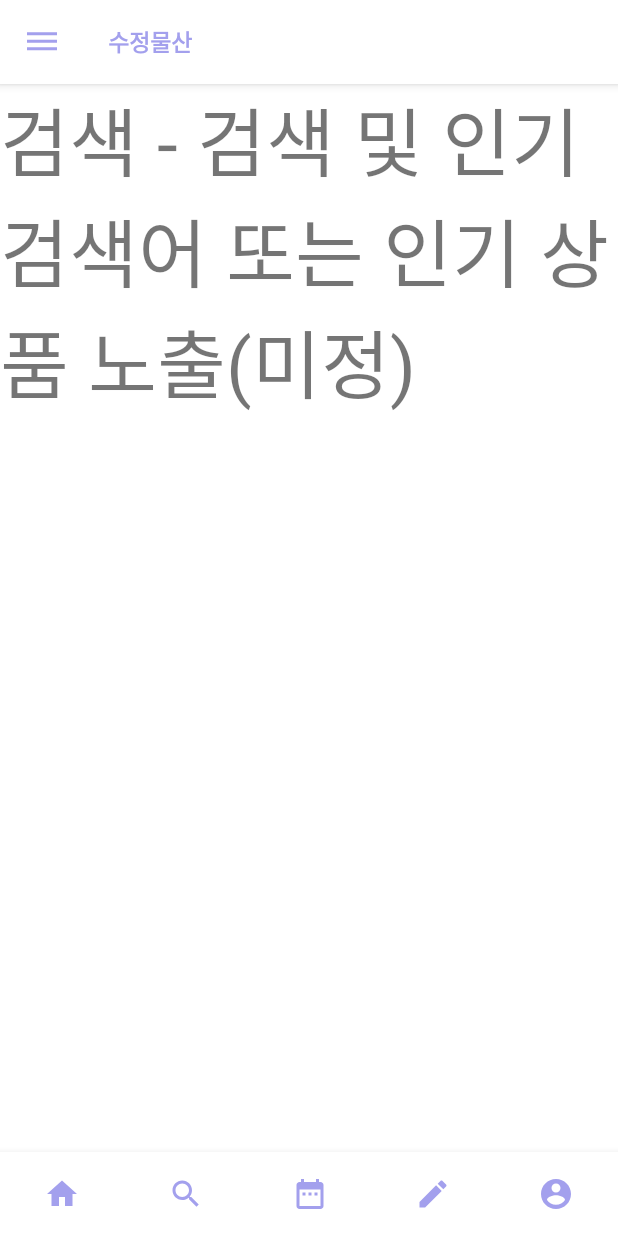
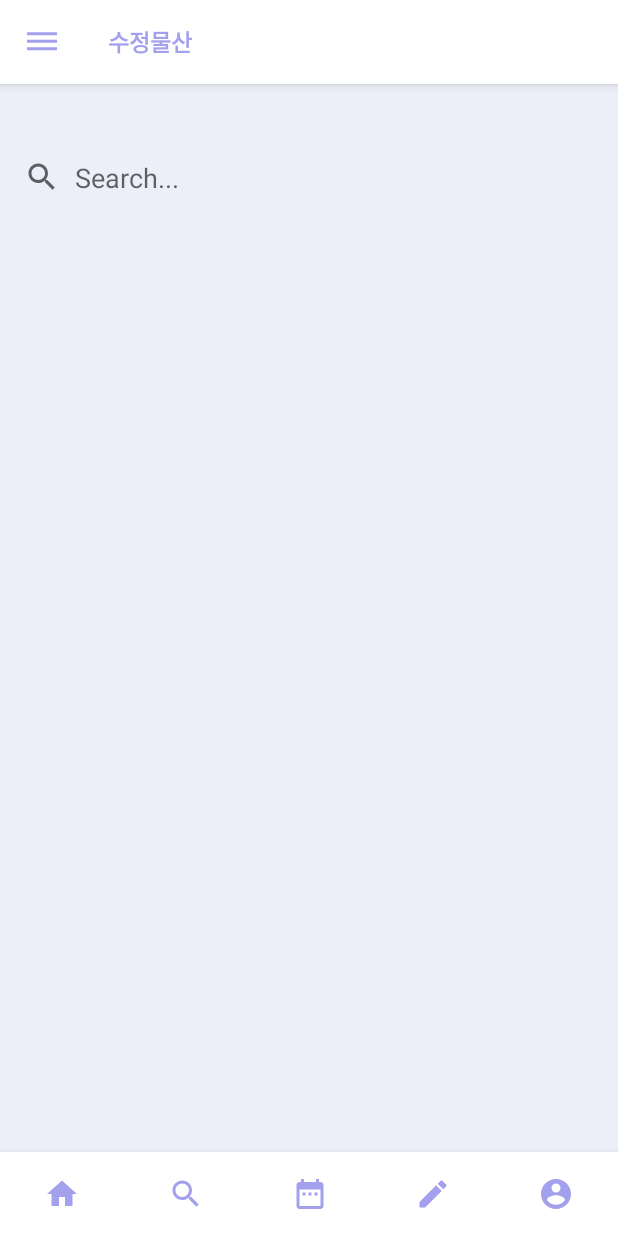
Before and after one commit to leejw-lu/crystal_product3, an Android app: the fragment Frag2 placed in its activity, on a phone screen of 412 x 824 dp. Run offline under Robolectric (Android 15) with nearby library versions, the phone set to English and light mode, and no system bars; our stand-ins replace Firebase (no records; nobody signed in at launch, a user with empty details on screens opened directly).

Commit message:
검색 기능 및 이미지 업로드 기능 편리성 추가

```diff
--- a/app/build.gradle
+++ b/app/build.gradle
@@ -45,6 +45,7 @@ dependencies {
     implementation 'org.jetbrains:annotations:15.0'
     implementation 'org.jetbrains:annotations:15.0'
     implementation 'org.jetbrains:annotations:15.0'
+    implementation 'androidx.recyclerview:recyclerview:1.2.1'
     testImplementation 'junit:junit:4.+'
     androidTestImplementation 'androidx.test.ext:junit:1.1.3'
     androidTestImplementation 'androidx.test.espresso:espresso-core:3.4.0'
--- a/app/src/main/java/com/example/login/Frag2.java
+++ b/app/src/main/java/com/example/login/Frag2.java
@@ -1,23 +1,134 @@
 package com.example.login;
 
 import android.os.Bundle;
+import android.provider.ContactsContract;
+import android.text.Editable;
+import android.text.TextWatcher;
 import android.view.LayoutInflater;
 import android.view.View;
 import android.view.ViewGroup;
+import android.widget.EditText;
 
 import androidx.annotation.NonNull;
 import androidx.annotation.Nullable;
 import androidx.fragment.app.Fragment;
+import androidx.recyclerview.widget.LinearLayoutManager;
+import androidx.recyclerview.widget.RecyclerView;
+
+import com.google.firebase.auth.FirebaseAuth;
+import com.google.firebase.auth.FirebaseUser;
+import com.google.firebase.database.DataSnapshot;
+import com.google.firebase.database.DatabaseError;
+import com.google.firebase.database.DatabaseReference;
+import com.google.firebase.database.FirebaseDatabase;
+import com.google.firebase.database.Query;
+import com.google.firebase.database.ValueEventListener;
+
+import java.util.ArrayList;
+import java.util.List;
 
 public class Frag2 extends Fragment {
-    private View view;
+    private RecyclerView recyclerView;
+    private MyRecyclerViewAdapter uploadedImageAdapter;
+    private List<ImageDTO> imageDTOList = new ArrayList<>();
+    private List<String> uidList = new ArrayList<>();
+    EditText search_bar;
 
-    @Nullable
     @Override
-    public View onCreateView(@NonNull LayoutInflater inflater, @Nullable ViewGroup container, @Nullable Bundle savedInstanceState)
-    {
-        view = inflater.inflate(R.layout.frag2_search, container,false);
+    public View onCreateView(LayoutInflater inflater, ViewGroup container,
+                             Bundle savedInstanceState) {
+        View view = inflater.inflate(R.layout.frag2_search, container, false);
+
+        //recyclerView = (RecyclerView) view.findViewById(R.id.recycler_view);
+        recyclerView = (RecyclerView) view.findViewById(R.id.recycler_view);
+        //recyclerView.setHasFixedSize(true);
+        recyclerView.setHasFixedSize(true);
+        //recyclerView.setLayoutManager(new LinearLayoutManager(getContext()));
+        recyclerView.setLayoutManager(new LinearLayoutManager(getContext()));
+
+        search_bar = view.findViewById(R.id.search_bar);
+
+//        myRecyclerViewAdapter = new MyRecyclerViewAdapter();
+//        recyclerView.setAdapter(myRecyclerViewAdapter);
+        recyclerView.setAdapter(new MyRecyclerViewAdapter());
+
+        //
+        //final MyRecyclerViewAdapter uploadedImageAdapter = new MyRecyclerViewAdapter(imageDTOList, uidList);
+        uploadedImageAdapter = new MyRecyclerViewAdapter(imageDTOList, uidList);
+        recyclerView.setAdapter(uploadedImageAdapter);
+        //
+
+        readTitles();
+
+        search_bar.addTextChangedListener(new TextWatcher() {
+            @Override
+            public void beforeTextChanged(CharSequence charSequence, int i, int i1, int i2) {
+
+            }
+
+            @Override
+            public void onTextChanged(CharSequence charSequence, int i, int i1, int i2) {
+                searchTitles(charSequence.toString().toLowerCase());
+            }
+
+            @Override
+            public void afterTextChanged(Editable editable) {
+
+            }
+        });
 
         return view;
-           }
+    }
+
+    private void searchTitles(String s){
+        Query query = FirebaseDatabase.getInstance().getReference("Profile").orderByChild("title")
+                .startAt(s)
+                .endAt(s+"\uf8ff");
+
+        query.addValueEventListener(new ValueEventListener() {
+            @Override
+            public void onDataChange(@NonNull DataSnapshot dataSnapshot) {
+                imageDTOList.clear();
+                for (DataSnapshot snapshot : dataSnapshot.getChildren()){
+                    ImageDTO imageDTO = snapshot.getValue(ImageDTO.class);
+                    imageDTOList.add(imageDTO);
+                }
+
+                uploadedImageAdapter.notifyDataSetChanged();
+            }
+
+            @Override
+            public void onCancelled(@NonNull DatabaseError databaseError) {
+
+            }
+        });
+    }
+
+    private void readTitles() {
+
+        final FirebaseUser firebaseUser = FirebaseAuth.getInstance().getCurrentUser();
+        DatabaseReference reference = FirebaseDatabase.getInstance().getReference("Profile");
+
+        reference.addValueEventListener(new ValueEventListener() {
+            @Override
+            public void onDataChange(@NonNull DataSnapshot dataSnapshot) {
+                if (search_bar.getText().toString().equals("")) {
+                    imageDTOList.clear();
+                    for (DataSnapshot snapshot : dataSnapshot.getChildren()) {
+                        ImageDTO imageDTO = snapshot.getValue(ImageDTO.class);
+
+                        imageDTOList.add(imageDTO);
+
+                    }
+
+                    uploadedImageAdapter.notifyDataSetChanged();
+                }
+            }
+
+            @Override
+            public void onCancelled(@NonNull DatabaseError databaseError) {
+
+            }
+        });
+    }
 }
--- a/app/src/main/res/layout/frag2_search.xml
+++ b/app/src/main/res/layout/frag2_search.xml
@@ -1,17 +1,33 @@
 <?xml version="1.0" encoding="utf-8"?>
-<LinearLayout
-    xmlns:android="http://schemas.android.com/apk/res/android"
+<RelativeLayout xmlns:android="http://schemas.android.com/apk/res/android"
+    xmlns:tools="http://schemas.android.com/tools"
     android:layout_width="match_parent"
     android:layout_height="match_parent"
-    android:background="@color/white"
-    android:orientation="vertical"
-    android:layout_gravity="center" >
+    tools:context=".MainActivity">
 
-    <TextView
+
+    <ImageView
+        android:id="@+id/search_imageView"
         android:layout_width="wrap_content"
         android:layout_height="wrap_content"
-        android:text="검색 - 검색 및 인기 검색어 또는 인기 상품 노출(미정)"
-        android:textSize="50dp" />
+        android:layout_marginLeft="16dp"
+        android:layout_marginTop="50dp"
+        android:src="@drawable/ic_baseline_search_24"/>
 
+    <EditText
+        android:id="@+id/search_bar"
+        android:layout_width="match_parent"
+        android:layout_height="wrap_content"
+        android:layout_marginLeft="50dp"
+        android:layout_marginTop="50dp"
+        android:background="@android:color/transparent"
+        android:hint="Search..." />
 
-</LinearLayout>
+    <androidx.recyclerview.widget.RecyclerView
+        android:layout_width="match_parent"
+        android:layout_height="wrap_content"
+        android:layout_below="@id/search_bar"
+        android:layout_marginTop="20dp"
+        android:id="@+id/recycler_view"/>
+
+</RelativeLayout>
```
Also changed, not shown: app/src/main/java/com/example/login/Frag4.java (+12 -5 lines), app/src/main/res/layout/frag4_create.xml (+13 -2 lines).
